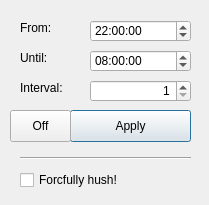
Qt form silencer.ui (gnomezgrave/hush-my-mac) before a commit.
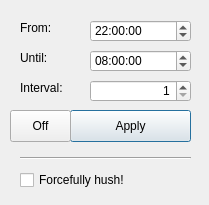
The same form after that commit. Icons and pictures are not drawn.

What changed in the file:
```diff
--- a/silencer.ui
+++ b/silencer.ui
@@ -221,7 +221,7 @@
     <string>If checked, the computer will be put on silence each &quot;interval&quot; seconds. </string>
    </property>
    <property name="text">
-    <string>Forcfully hush!</string>
+    <string>Forcefully hush!</string>
    </property>
   </widget>
  </widget>
```
